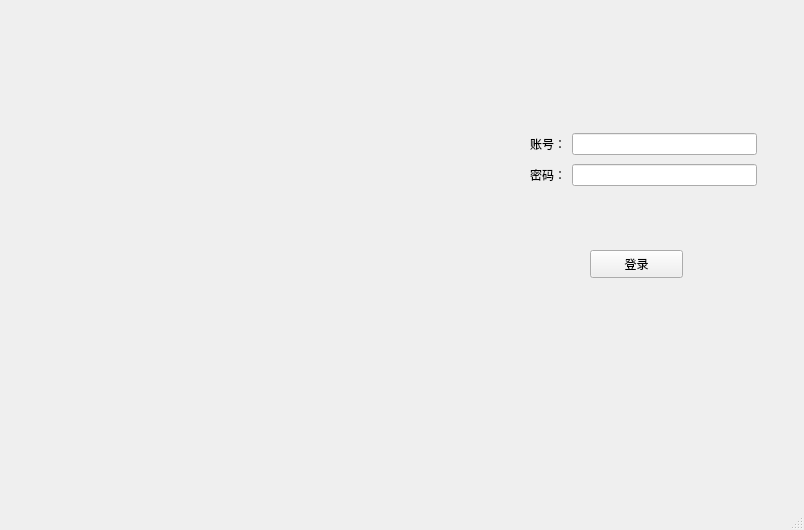
The window that ui/login.ui (AngXue/stuCour-SelMS) describes before a commit, drawn with Qt 5.
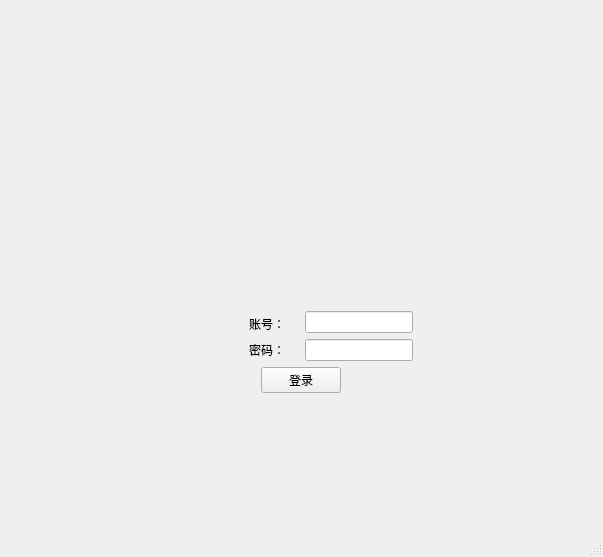
The same window after the commit. Icons and pictures are not drawn.

Commit message: login界面

Diff of the .ui file:
```diff
--- a/ui/login.ui
+++ b/ui/login.ui
@@ -6,90 +6,70 @@
    <rect>
     <x>0</x>
     <y>0</y>
-    <width>804</width>
-    <height>530</height>
+    <width>603</width>
+    <height>557</height>
    </rect>
   </property>
   <property name="windowTitle">
    <string>选课系统</string>
   </property>
   <widget class="QWidget" name="centralwidget">
-   <widget class="QPushButton" name="pushButton">
-    <property name="geometry">
-     <rect>
-      <x>590</x>
-      <y>250</y>
-      <width>93</width>
-      <height>28</height>
-     </rect>
-    </property>
-    <property name="text">
-     <string>登录</string>
-    </property>
-   </widget>
-   <widget class="QLabel" name="label">
-    <property name="geometry">
-     <rect>
-      <x>0</x>
-      <y>30</y>
-      <width>491</width>
-      <height>321</height>
-     </rect>
-    </property>
-    <property name="text">
-     <string>&lt;html&gt;&lt;head/&gt;&lt;body&gt;&lt;p&gt;&lt;img src=&quot;:/login/jxufe.jpg&quot;/&gt;&lt;/p&gt;&lt;/body&gt;&lt;/html&gt;</string>
-    </property>
-   </widget>
-   <widget class="QWidget" name="layoutWidget">
-    <property name="geometry">
-     <rect>
-      <x>530</x>
-      <y>130</y>
-      <width>227</width>
-      <height>61</height>
-     </rect>
-    </property>
+   <layout class="QGridLayout" name="gridLayout_2">
+    <item row="1" column="0">
     <layout class="QVBoxLayout" name="verticalLayout">
      <item>
-      <layout class="QHBoxLayout" name="horizontalLayout">
-       <item>
-        <widget class="QLabel" name="label_2">
+       <layout class="QHBoxLayout" name="horizontalLayout_4">
+        <item alignment="Qt::AlignHCenter|Qt::AlignVCenter">
+         <widget class="QLabel" name="loginMainImage">
          <property name="text">
-          <string>账号：</string>
+           <string>&lt;html&gt;&lt;head/&gt;&lt;body&gt;&lt;p&gt;&lt;img src=&quot;:/login/res/jxufe.jpg&quot;/&gt;&lt;/p&gt;&lt;/body&gt;&lt;/html&gt;</string>
          </property>
         </widget>
        </item>
+       </layout>
+      </item>
        <item>
-        <widget class="QLineEdit" name="username"/>
+       <layout class="QHBoxLayout" name="horizontalLayout_3">
+        <item alignment="Qt::AlignRight|Qt::AlignBottom">
+         <widget class="QLabel" name="label">
+          <property name="text">
+           <string>账号：    </string>
+          </property>
+         </widget>
+        </item>
+        <item alignment="Qt::AlignLeft|Qt::AlignBottom">
+         <widget class="QLineEdit" name="lineEdit"/>
        </item>
       </layout>
      </item>
      <item>
       <layout class="QHBoxLayout" name="horizontalLayout_2">
-       <item>
-        <widget class="QLabel" name="label_3">
+        <item alignment="Qt::AlignRight">
+         <widget class="QLabel" name="passwdPrompt">
          <property name="text">
-          <string>密码：</string>
+           <string>密码：    </string>
          </property>
         </widget>
        </item>
+        <item alignment="Qt::AlignLeft">
+         <widget class="QLineEdit" name="lineEdit_2"/>
+        </item>
+       </layout>
+      </item>
        <item>
-        <widget class="QLineEdit" name="password"/>
+       <layout class="QHBoxLayout" name="horizontalLayout">
+        <item alignment="Qt::AlignHCenter|Qt::AlignTop">
+         <widget class="QPushButton" name="loginButton">
+          <property name="text">
+           <string>登录</string>
+          </property>
+         </widget>
        </item>
       </layout>
      </item>
     </layout>
-   </widget>
-  </widget>
-  <widget class="QMenuBar" name="menubar">
-   <property name="geometry">
-    <rect>
-     <x>0</x>
-     <y>0</y>
-     <width>804</width>
-     <height>26</height>
-    </rect>
-   </property>
+    </item>
+   </layout>
   </widget>
   <widget class="QStatusBar" name="statusbar"/>
  </widget>
```
Left out of the diff: 4 changed lines with no effect on the pictures. Lines whose indentation alone changed are shown as unchanged. The commit also changes 3 other files.
